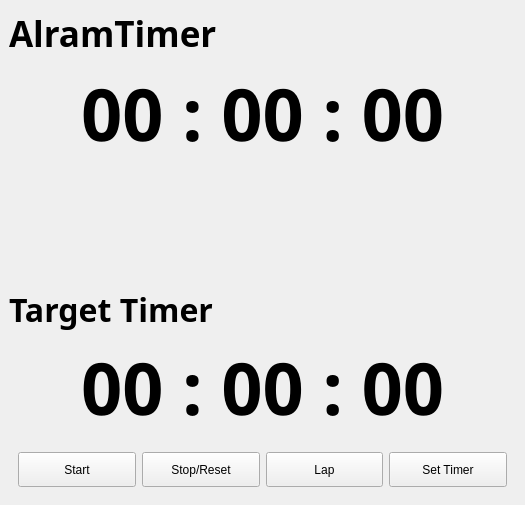
ngee044/AlarmTimer, file MainApp/QWidgets/mainwindow.ui: the form before one commit.
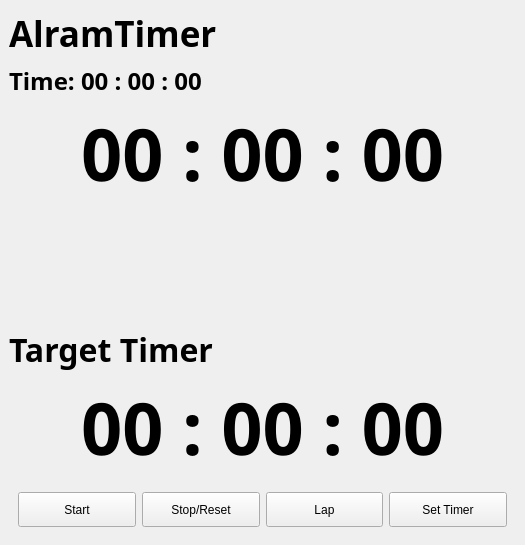
The form after the commit.

Commit message: u: create current local pc time label

Patch:
```diff
--- a/MainApp/QWidgets/mainwindow.ui
+++ b/MainApp/QWidgets/mainwindow.ui
@@ -14,7 +14,7 @@
    <string>MainWindow</string>
   </property>
   <widget class="QWidget" name="centralwidget">
-   <layout class="QVBoxLayout" name="verticalLayout" stretch="1,3,3,3,9,1">
+   <layout class="QVBoxLayout" name="verticalLayout" stretch="1,0,3,3,3,9,1">
     <item>
      <widget class="QLabel" name="label">
       <property name="font">
@@ -30,6 +30,21 @@
       </property>
      </widget>
     </item>
+    <item>
+     <widget class="QLabel" name="CurrentLocalTime">
+      <property name="font">
+       <font>
+        <family>Adobe Arabic</family>
+        <pointsize>18</pointsize>
+        <weight>75</weight>
+        <bold>true</bold>
+       </font>
+      </property>
+      <property name="text">
+       <string>Time: 00 : 00 : 00</string>
+      </property>
+     </widget>
+    </item>
     <item>
      <layout class="QVBoxLayout" name="verticalLayout_2" stretch="1,9">
       <item>
```
The commit also changes 1 other file.
